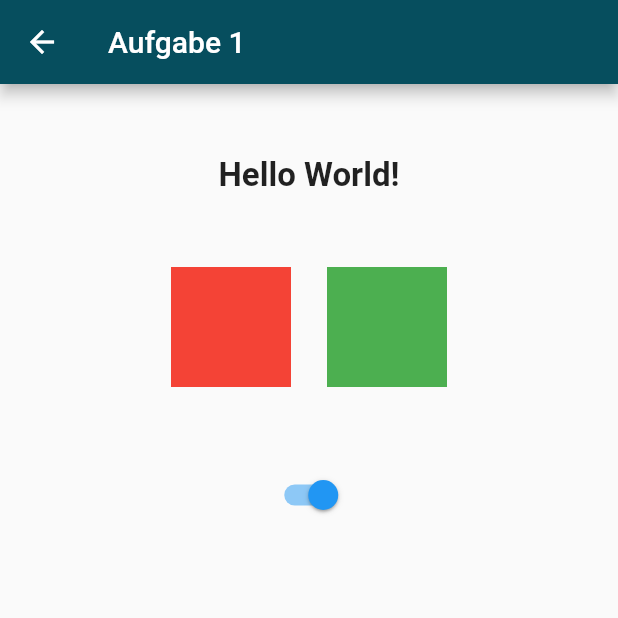
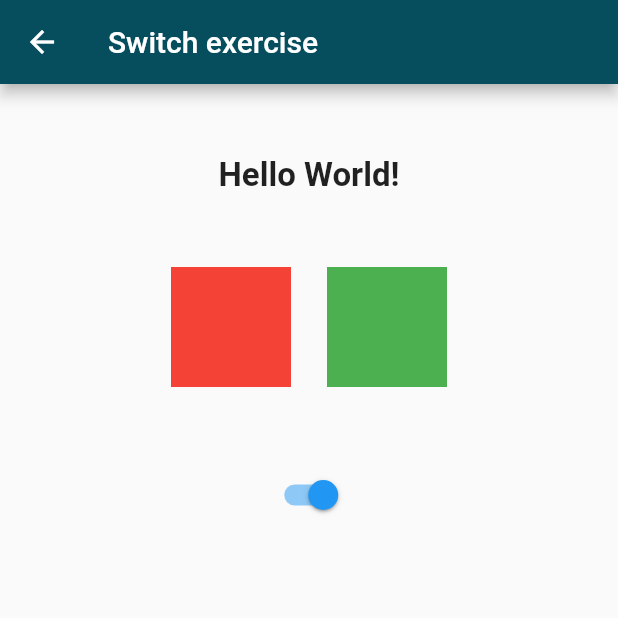
Before and after one commit to hanna-kr/app_akademie_exercises, a Flutter app: the SwitchExercisePage screen opened by its route, on a phone screen of 412 x 824 dp, the top half of it. Run offline on Flutter 3.47's test engine with Material 2 defaults, Android fonts, the phone set to English and light mode, and no system bars.

Commit message:
changed title

```diff
--- a/lib/4.5.3-4.6.1/screens/listview.dart
+++ b/lib/4.5.3-4.6.1/screens/listview.dart
@@ -22,7 +22,7 @@ class MyListViewPage extends StatelessWidget {
     return Scaffold(
       appBar: AppBar(
         backgroundColor: const Color.fromARGB(255, 6, 78, 94),
-        title: const Text('ListView Exercise'),
+        title: const Text('ListView exercise'),
       ),
       body: ListView.builder(
         itemCount: products.length,
--- a/lib/5.1.1/screens/switch_class.dart
+++ b/lib/5.1.1/screens/switch_class.dart
@@ -17,7 +17,7 @@ class _SwitchExercisePageState extends State<SwitchExercisePage> {
     return Scaffold(
         appBar: AppBar(
           backgroundColor: Theme.of(context).primaryColor,
-          title: const Text('Aufgabe 1'),
+          title: const Text('Switch exercise'),
         ),
         body: Column(
           children: [
```
